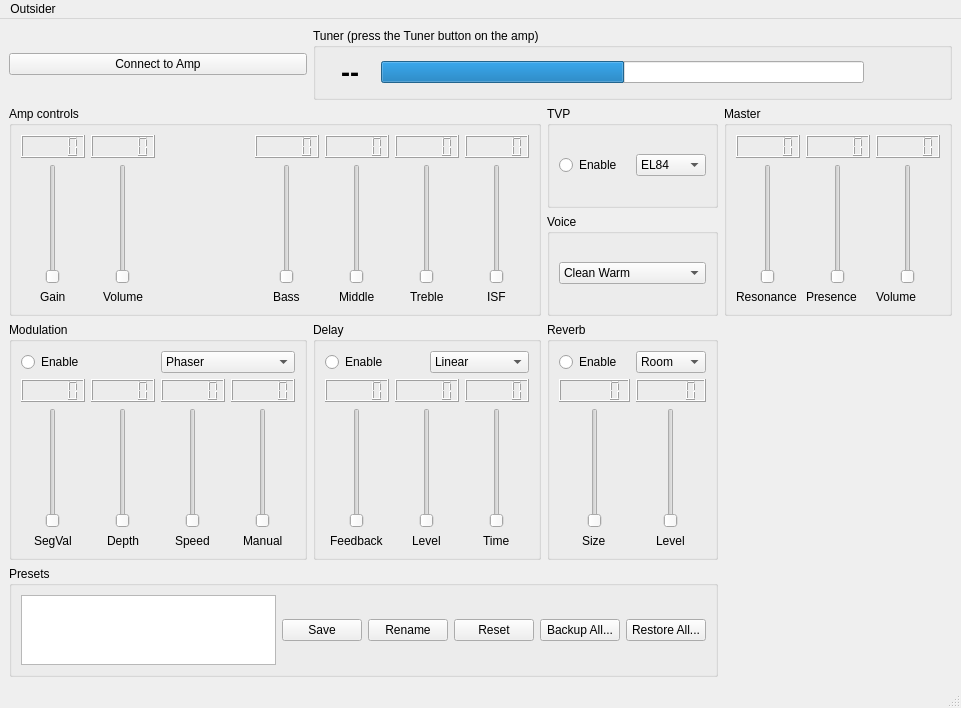
Old version of the form outsider/outsider.ui in the repository IKGB105/Outsider-AI-FIX.
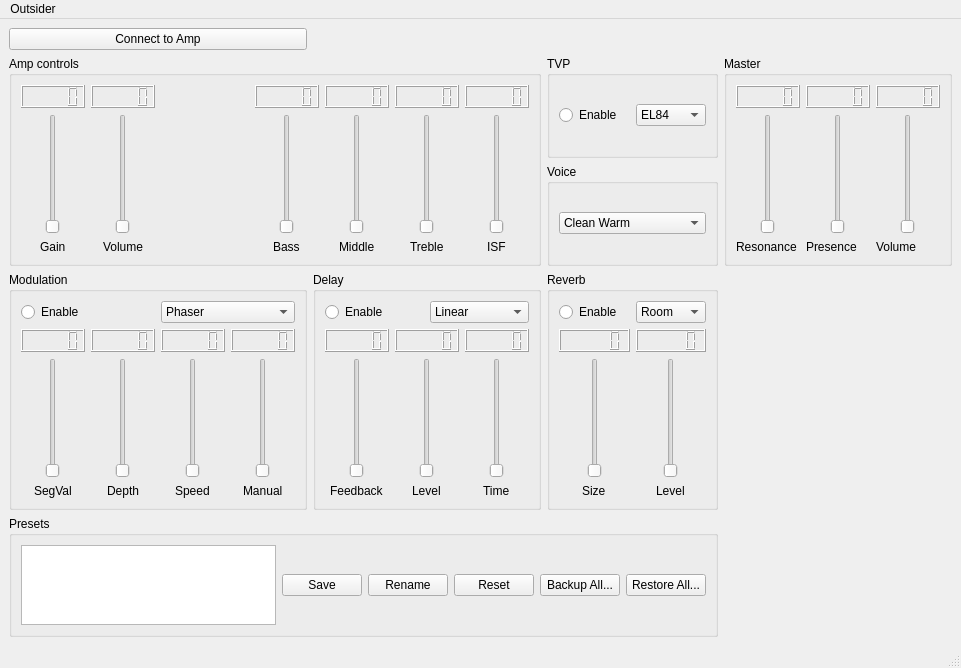
New version of the form.

Commit message: Add ID:15 TVP photo skin, remove tuner, fix audio-driver conflict

```diff
--- a/outsider/outsider.ui
+++ b/outsider/outsider.ui
@@ -109,69 +109,6 @@
       </property>
      </widget>
     </item>
-    <item row="0" column="1" colspan="3">
-     <widget class="QGroupBox" name="tunerGroupBox">
-      <property name="title">
-       <string>Tuner (press the Tuner button on the amp)</string>
-      </property>
-      <layout class="QHBoxLayout" name="horizontalLayout_3">
-       <item>
-        <widget class="QLabel" name="tunerNoteLabel">
-         <property name="minimumSize">
-          <size>
-           <width>50</width>
-           <height>0</height>
-          </size>
-         </property>
-         <property name="font">
-          <font>
-           <pointsize>20</pointsize>
-           <bold>true</bold>
-          </font>
-         </property>
-         <property name="alignment">
-          <set>Qt::AlignCenter</set>
-         </property>
-         <property name="text">
-          <string>--</string>
-         </property>
-        </widget>
-       </item>
-       <item>
-        <widget class="QProgressBar" name="tunerMeter">
-         <property name="minimum">
-          <number>0</number>
-         </property>
-         <property name="maximum">
-          <number>99</number>
-         </property>
-         <property name="value">
-          <number>50</number>
-         </property>
-         <property name="textVisible">
-          <bool>false</bool>
-         </property>
-        </widget>
-       </item>
-       <item>
-        <widget class="QLabel" name="tunerStatusLabel">
-         <property name="minimumSize">
-          <size>
-           <width>70</width>
-           <height>0</height>
-          </size>
-         </property>
-         <property name="alignment">
-          <set>Qt::AlignCenter</set>
-         </property>
-         <property name="text">
-          <string/>
-         </property>
-        </widget>
-       </item>
-      </layout>
-     </widget>
-    </item>
     <item row="1" column="0" rowspan="2" colspan="2">
      <widget class="QGroupBox" name="groupBox">
       <property name="title">
```
The commit also changes 8 other files.
